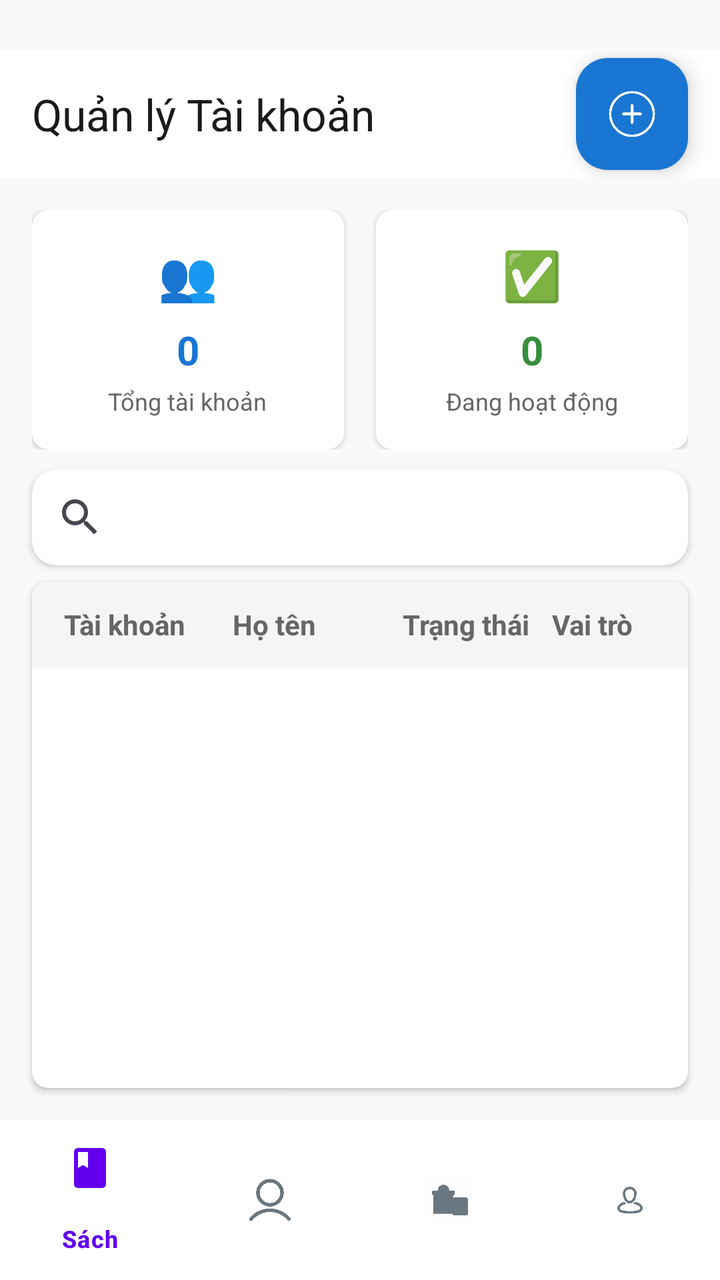
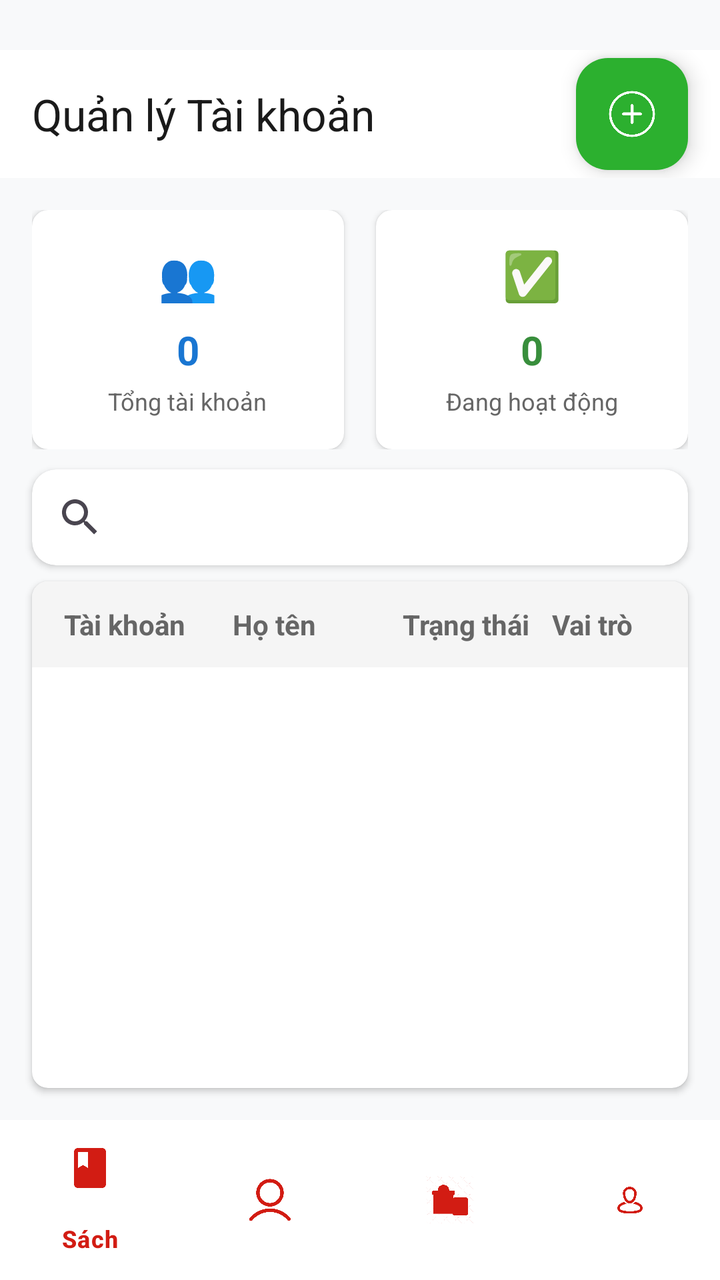

The first picture is an Android layout as it rendered before a commit; the second is the same layout after the commit. The layout source and the unified diff follow.
<!-- AndroidManifest.xml: application theme Theme.BookApp -->
<!-- res/layout/activity_users_management.xml -->
<?xml version="1.0" encoding="utf-8"?>
<androidx.constraintlayout.widget.ConstraintLayout xmlns:android="http://schemas.android.com/apk/res/android"
    xmlns:app="http://schemas.android.com/apk/res-auto"
    xmlns:tools="http://schemas.android.com/tools"
    android:layout_width="match_parent"
    android:layout_height="match_parent"
    android:background="#F8F9FA">

    
    <com.google.android.material.appbar.MaterialToolbar
        android:id="@+id/toolbar"
        android:layout_width="0dp"
        android:layout_height="?attr/actionBarSize"
        android:background="#FFFFFF"
        app:title="Quản lý Tài khoản"
        app:titleTextColor="#1A1A1A"
        app:layout_constraintTop_toTopOf="parent"
        app:layout_constraintStart_toStartOf="parent"
        app:layout_constraintEnd_toEndOf="parent"
        android:layout_marginTop="25dp">

        <com.google.android.material.floatingactionbutton.FloatingActionButton
            android:id="@+id/fabAddUser"
            android:layout_width="wrap_content"
            android:layout_height="wrap_content"
            android:layout_gravity="end"
            android:layout_marginEnd="16dp"
            android:src="@drawable/ic_add"
            app:fabSize="mini"
            app:backgroundTint="#1976D2"
            app:tint="#FFFFFF" />

    </com.google.android.material.appbar.MaterialToolbar>

    
    <LinearLayout
        android:id="@+id/dashboardLayout"
        android:layout_width="0dp"
        android:layout_height="wrap_content"
        android:orientation="horizontal"
        android:layout_margin="16dp"
        app:layout_constraintTop_toBottomOf="@id/toolbar"
        app:layout_constraintStart_toStartOf="parent"
        app:layout_constraintEnd_toEndOf="parent">

        
        <androidx.cardview.widget.CardView
            android:layout_width="0dp"
            android:layout_height="wrap_content"
            android:layout_weight="1"
            android:layout_marginEnd="8dp"
            app:cardCornerRadius="8dp"
            app:cardElevation="2dp"
            app:cardBackgroundColor="#FFFFFF">

            <LinearLayout
                android:layout_width="match_parent"
                android:layout_height="wrap_content"
                android:orientation="vertical"
                android:padding="16dp"
                android:gravity="center">

                <TextView
                    android:layout_width="wrap_content"
                    android:layout_height="wrap_content"
                    android:text="👥"
                    android:textSize="24sp" />

                <TextView
                    android:id="@+id/tvTotalUsers"
                    android:layout_width="wrap_content"
                    android:layout_height="wrap_content"
                    android:text="0"
                    android:textSize="20sp"
                    android:textStyle="bold"
                    android:textColor="#1976D2"
                    android:layout_marginTop="8dp" />

                <TextView
                    android:layout_width="wrap_content"
                    android:layout_height="wrap_content"
                    android:text="Tổng tài khoản"
                    android:textSize="12sp"
                    android:textColor="#666666"
                    android:layout_marginTop="4dp" />

            </LinearLayout>
        </androidx.cardview.widget.CardView>

        
        <androidx.cardview.widget.CardView
            android:layout_width="0dp"
            android:layout_height="wrap_content"
            android:layout_weight="1"
            android:layout_marginStart="8dp"
            app:cardCornerRadius="8dp"
            app:cardElevation="2dp"
            app:cardBackgroundColor="#FFFFFF">

            <LinearLayout
                android:layout_width="match_parent"
                android:layout_height="wrap_content"
                android:orientation="vertical"
                android:padding="16dp"
                android:gravity="center">

                <TextView
                    android:layout_width="wrap_content"
                    android:layout_height="wrap_content"
                    android:text="✅"
                    android:textSize="24sp" />

                <TextView
                    android:id="@+id/tvActiveUsers"
                    android:layout_width="wrap_content"
                    android:layout_height="wrap_content"
                    android:text="0"
                    android:textSize="20sp"
                    android:textStyle="bold"
                    android:textColor="#388E3C"
                    android:layout_marginTop="8dp" />

                <TextView
                    android:layout_width="wrap_content"
                    android:layout_height="wrap_content"
                    android:text="Đang hoạt động"
                    android:textSize="12sp"
                    android:textColor="#666666"
                    android:layout_marginTop="4dp" />

            </LinearLayout>
        </androidx.cardview.widget.CardView>

    </LinearLayout>

    
    <androidx.cardview.widget.CardView
        android:id="@+id/searchCard"
        android:layout_width="0dp"
        android:layout_height="wrap_content"
        app:cardCornerRadius="12dp"
        app:cardElevation="2dp"
        android:layout_marginStart="16dp"
        android:layout_marginEnd="16dp"
        android:layout_marginBottom="8dp"
        app:layout_constraintTop_toBottomOf="@id/dashboardLayout"
        app:layout_constraintStart_toStartOf="parent"
        app:layout_constraintEnd_toEndOf="parent"
        android:layout_marginTop="10dp">

        <androidx.appcompat.widget.SearchView
            android:id="@+id/searchView"
            android:layout_width="match_parent"
            android:layout_height="wrap_content"
            android:background="@android:color/transparent"
            android:iconifiedByDefault="false"
            android:queryHint="Tìm kiếm theo tên hoặc username..."
            />

    </androidx.cardview.widget.CardView>

    
    <androidx.cardview.widget.CardView
        android:id="@+id/usersCard"
        android:layout_width="0dp"
        android:layout_height="0dp"
        android:layout_marginStart="16dp"
        android:layout_marginEnd="16dp"
        android:layout_marginTop="8dp"
        android:layout_marginBottom="16dp"
        app:cardCornerRadius="8dp"
        app:cardElevation="2dp"
        app:layout_constraintTop_toBottomOf="@id/searchCard"
        app:layout_constraintBottom_toTopOf="@id/bottomNavigation"
        app:layout_constraintStart_toStartOf="parent"
        app:layout_constraintEnd_toEndOf="parent">

        <LinearLayout
            android:layout_width="match_parent"
            android:layout_height="match_parent"
            android:orientation="vertical">

            
            <LinearLayout
                android:id="@+id/headerLayout"
                android:layout_width="match_parent"
                android:layout_height="wrap_content"
                android:background="#F5F5F5"
                android:orientation="horizontal"
                android:paddingHorizontal="16dp"
                android:paddingVertical="12dp">

                <TextView
                    android:layout_width="0dp"
                    android:layout_height="wrap_content"
                    android:layout_weight="2"
                    android:text="Tài khoản"
                    android:textColor="#666666"
                    android:textSize="14sp"
                    android:textStyle="bold" />

                <TextView
                    android:layout_width="0dp"
                    android:layout_height="wrap_content"
                    android:layout_weight="2"
                    android:text="Họ tên"
                    android:textColor="#666666"
                    android:textSize="14sp"
                    android:textStyle="bold" />

                <TextView
                    android:layout_width="0dp"
                    android:layout_height="wrap_content"
                    android:layout_weight="1.5"
                    android:gravity="center"
                    android:text="Trạng thái"
                    android:textColor="#666666"
                    android:textSize="14sp"
                    android:textStyle="bold" />

                <TextView
                    android:layout_width="0dp"
                    android:layout_height="wrap_content"
                    android:layout_weight="1.5"
                    android:gravity="center"
                    android:text="Vai trò"
                    android:textColor="#666666"
                    android:textSize="14sp"
                    android:textStyle="bold" />

            </LinearLayout>

            
            <androidx.recyclerview.widget.RecyclerView
                android:id="@+id/rvUsers"
                android:layout_width="match_parent"
                android:layout_height="0dp"
                android:layout_weight="1"
                android:clipToPadding="false"
                android:paddingBottom="8dp"
                tools:listitem="@layout/item_user" />

        </LinearLayout>

    </androidx.cardview.widget.CardView>

    
    <com.google.android.material.bottomnavigation.BottomNavigationView
        android:id="@+id/bottomNavigation"
        android:layout_width="0dp"
        android:layout_height="wrap_content"
        android:background="@color/white"
        app:itemIconTint="@color/nav_item_color"
        app:itemTextColor="@color/nav_item_color"
        app:menu="@menu/bottom_nav_admin_menu"
        app:layout_constraintBottom_toBottomOf="parent"
        app:layout_constraintStart_toStartOf="parent"
        app:layout_constraintEnd_toEndOf="parent" />

</androidx.constraintlayout.widget.ConstraintLayout>
<!-- res/layout/item_user.xml (included above) -->
<?xml version="1.0" encoding="utf-8"?>
<androidx.cardview.widget.CardView xmlns:android="http://schemas.android.com/apk/res/android"
    xmlns:app="http://schemas.android.com/apk/res-auto"
    android:layout_width="match_parent"
    android:layout_height="wrap_content"
    android:layout_margin="4dp"
    app:cardCornerRadius="8dp"
    app:cardElevation="2dp"
    app:cardUseCompatPadding="true">

    <LinearLayout
        android:layout_width="match_parent"
        android:layout_height="wrap_content"
        android:orientation="horizontal"
        android:padding="16dp"
        android:background="?attr/selectableItemBackground"
        android:gravity="center_vertical">

        
        <TextView
            android:id="@+id/tvUsername"
            android:layout_width="0dp"
            android:layout_height="wrap_content"
            android:layout_weight="2"
            android:ellipsize="end"
            android:gravity="start|center_vertical"
            android:maxLines="1"
            android:text="username"
            android:textColor="#1A1A1A"
            android:textSize="14sp"
            android:textStyle="bold" />

        

        

        

        <TextView
            android:id="@+id/tvFullname"
            android:layout_width="0dp"
            android:layout_height="wrap_content"
            android:layout_weight="2"
            android:ellipsize="end"
            android:gravity="start|center_vertical"
            android:maxLines="1"
            android:text="fullname"
            android:textColor="#333333"
            android:textSize="14sp" />

        <com.google.android.material.chip.Chip
            android:id="@+id/chipActive"
            android:layout_width="0dp"
            android:layout_height="wrap_content"
            android:layout_weight="1.5"
            android:gravity="center"
            android:text="Hoạt động"
            android:textSize="10sp"
            app:chipBackgroundColor="#E8F5E8"
            app:chipEndPadding="4dp"
            app:chipMinHeight="28dp"
            app:chipStartPadding="4dp"
            app:chipStrokeColor="#4CAF50"
            app:chipStrokeWidth="1dp" />

        <com.google.android.material.chip.Chip
            android:id="@+id/chipRole"
            android:layout_width="0dp"
            android:layout_height="wrap_content"
            android:layout_weight="1.5"
            android:text="user"
            android:textSize="10sp"
            app:chipBackgroundColor="#E3F2FD"
            android:gravity="center"
            app:chipStartPadding="4dp"
            app:chipEndPadding="4dp"
            app:chipMinHeight="28dp" />

    </LinearLayout>

</androidx.cardview.widget.CardView>
<!-- resources referenced by this layout -->
<resources>
  <color name="white">#FFFFFFFF</color>
  <!-- drawable ic_add: png bitmap (drawable, 14180 bytes) -->
  <style name="Theme.BookApp" parent="Base.Theme.BookApp" />
  <style name="Base.Theme.BookApp" parent="Theme.Material3.DayNight.NoActionBar">
          
          
      </style>
</resources>

<!-- the commit's change to res/layout/activity_users_management.xml (unified diff, before → after) -->
@@ -27,7 +27,7 @@
             android:layout_marginEnd="16dp"
             android:src="@drawable/ic_add"
             app:fabSize="mini"
-            app:backgroundTint="#1976D2"
+            app:backgroundTint="#2cb02f"
             app:tint="#FFFFFF" />
 
     </com.google.android.material.appbar.MaterialToolbar>
@@ -250,8 +250,8 @@
         android:layout_width="0dp"
         android:layout_height="wrap_content"
         android:background="@color/white"
-        app:itemIconTint="@color/nav_item_color"
-        app:itemTextColor="@color/nav_item_color"
+        app:itemIconTint="#d21c13"
+        app:itemTextColor="#d21c13"
         app:menu="@menu/bottom_nav_admin_menu"
         app:layout_constraintBottom_toBottomOf="parent"
         app:layout_constraintStart_toStartOf="parent"
